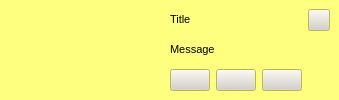
The window that wengophone/src/presentation/qt/toaster/QtToaster.ui (tkrotoff/WengoPhone) describes before a commit, drawn with Qt 5.
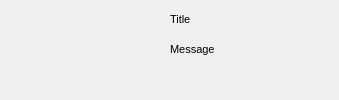
The same window after the commit. Icons and pictures are not drawn.

Commit message: Work on the chat toaster

```diff
--- a/wengophone/src/presentation/qt/toaster/QtToaster.ui
+++ b/wengophone/src/presentation/qt/toaster/QtToaster.ui
@@ -12,274 +12,12 @@
     <height>100</height>
    </rect>
   </property>
-  <property name="palette" >
-   <palette>
-    <active>
-     <color>
-      <red>0</red>
-      <green>0</green>
-      <blue>0</blue>
-     </color>
-     <color>
-      <red>212</red>
-      <green>208</green>
-      <blue>200</blue>
-     </color>
-     <color>
-      <red>255</red>
-      <green>255</green>
-      <blue>255</blue>
-     </color>
-     <color>
-      <red>234</red>
-      <green>229</green>
-      <blue>220</blue>
-     </color>
-     <color>
-      <red>128</red>
-      <green>128</green>
-      <blue>128</blue>
-     </color>
-     <color>
-      <red>141</red>
-      <green>139</green>
-      <blue>133</blue>
-     </color>
-     <color>
-      <red>0</red>
-      <green>0</green>
-      <blue>0</blue>
-     </color>
-     <color>
-      <red>255</red>
-      <green>255</green>
-      <blue>255</blue>
-     </color>
-     <color>
-      <red>0</red>
-      <green>0</green>
-      <blue>0</blue>
-     </color>
-     <color>
-      <red>255</red>
-      <green>255</green>
-      <blue>255</blue>
-     </color>
-     <color>
-      <red>255</red>
-      <green>255</green>
-      <blue>127</blue>
-     </color>
-     <color>
-      <red>64</red>
-      <green>64</green>
-      <blue>64</blue>
-     </color>
-     <color>
-      <red>10</red>
-      <green>36</green>
-      <blue>106</blue>
-     </color>
-     <color>
-      <red>255</red>
-      <green>255</green>
-      <blue>255</blue>
-     </color>
-     <color>
-      <red>0</red>
-      <green>0</green>
-      <blue>255</blue>
-     </color>
-     <color>
-      <red>255</red>
-      <green>0</green>
-      <blue>255</blue>
-     </color>
-     <color>
-      <red>232</red>
-      <green>232</green>
-      <blue>232</blue>
-     </color>
-    </active>
-    <inactive>
-     <color>
-      <red>0</red>
-      <green>0</green>
-      <blue>0</blue>
-     </color>
-     <color>
-      <red>212</red>
-      <green>208</green>
-      <blue>200</blue>
-     </color>
-     <color>
-      <red>255</red>
-      <green>255</green>
-      <blue>255</blue>
-     </color>
-     <color>
-      <red>234</red>
-      <green>229</green>
-      <blue>220</blue>
-     </color>
-     <color>
-      <red>128</red>
-      <green>128</green>
-      <blue>128</blue>
-     </color>
-     <color>
-      <red>141</red>
-      <green>139</green>
-      <blue>133</blue>
-     </color>
-     <color>
-      <red>0</red>
-      <green>0</green>
-      <blue>0</blue>
-     </color>
-     <color>
-      <red>255</red>
-      <green>255</green>
-      <blue>255</blue>
-     </color>
-     <color>
-      <red>0</red>
-      <green>0</green>
-      <blue>0</blue>
-     </color>
-     <color>
-      <red>255</red>
-      <green>255</green>
-      <blue>255</blue>
-     </color>
-     <color>
-      <red>255</red>
-      <green>255</green>
-      <blue>127</blue>
-     </color>
-     <color>
-      <red>64</red>
-      <green>64</green>
-      <blue>64</blue>
-     </color>
-     <color>
-      <red>212</red>
-      <green>208</green>
-      <blue>200</blue>
-     </color>
-     <color>
-      <red>0</red>
-      <green>0</green>
-      <blue>0</blue>
-     </color>
-     <color>
-      <red>0</red>
-      <green>0</green>
-      <blue>255</blue>
-     </color>
-     <color>
-      <red>255</red>
-      <green>0</green>
-      <blue>255</blue>
-     </color>
-     <color>
-      <red>232</red>
-      <green>232</green>
-      <blue>232</blue>
-     </color>
-    </inactive>
-    <disabled>
-     <color>
-      <red>106</red>
-      <green>104</green>
-      <blue>100</blue>
-     </color>
-     <color>
-      <red>212</red>
-      <green>208</green>
-      <blue>200</blue>
-     </color>
-     <color>
-      <red>255</red>
-      <green>255</green>
-      <blue>255</blue>
-     </color>
-     <color>
-      <red>233</red>
-      <green>231</green>
-      <blue>227</blue>
-     </color>
-     <color>
-      <red>128</red>
-      <green>128</green>
-      <blue>128</blue>
-     </color>
-     <color>
-      <red>141</red>
-      <green>139</green>
-      <blue>133</blue>
-     </color>
-     <color>
-      <red>106</red>
-      <green>104</green>
-      <blue>100</blue>
-     </color>
-     <color>
-      <red>255</red>
-      <green>255</green>
-      <blue>255</blue>
-     </color>
-     <color>
-      <red>106</red>
-      <green>104</green>
-      <blue>100</blue>
-     </color>
-     <color>
-      <red>255</red>
-      <green>255</green>
-      <blue>127</blue>
-     </color>
-     <color>
-      <red>255</red>
-      <green>255</green>
-      <blue>127</blue>
-     </color>
-     <color>
-      <red>0</red>
-      <green>0</green>
-      <blue>0</blue>
-     </color>
-     <color>
-      <red>10</red>
-      <green>36</green>
-      <blue>106</blue>
-     </color>
-     <color>
-      <red>255</red>
-      <green>255</green>
-      <blue>255</blue>
-     </color>
-     <color>
-      <red>0</red>
-      <green>0</green>
-      <blue>255</blue>
-     </color>
-     <color>
-      <red>255</red>
-      <green>0</green>
-      <blue>255</blue>
-     </color>
-     <color>
-      <red>232</red>
-      <green>232</green>
-      <blue>232</blue>
-     </color>
-    </disabled>
-   </palette>
-  </property>
   <property name="windowTitle" >
    <string>Wengophone notification</string>
   </property>
+  <property name="autoFillBackground" >
+   <bool>true</bool>
+  </property>
   <layout class="QGridLayout" >
    <property name="margin" >
     <number>9</number>
@@ -303,10 +41,18 @@
       </widget>
      </item>
      <item row="2" column="2" >
-      <widget class="QPushButton" name="actionButton3" />
+      <widget class="QPushButton" name="actionButton3" >
+       <property name="flat" >
+        <bool>true</bool>
+       </property>
+      </widget>
      </item>
      <item row="2" column="0" >
-      <widget class="QPushButton" name="actionButton1" />
+      <widget class="QPushButton" name="actionButton1" >
+       <property name="flat" >
+        <bool>true</bool>
+       </property>
+      </widget>
      </item>
      <item row="0" column="3" >
       <widget class="QPushButton" name="closeButton" >
@@ -330,10 +76,20 @@
          <height>22</height>
         </size>
        </property>
+       <property name="icon" >
+        <iconset resource="../wengophone.qrc" >:/pics/close_normal.png</iconset>
+       </property>
+       <property name="flat" >
+        <bool>true</bool>
+       </property>
       </widget>
      </item>
      <item row="2" column="1" >
-      <widget class="QPushButton" name="actionButton2" />
+      <widget class="QPushButton" name="actionButton2" >
+       <property name="flat" >
+        <bool>true</bool>
+       </property>
+      </widget>
      </item>
      <item row="0" column="0" colspan="3" >
       <widget class="QLabel" name="titleLabel" >
```
Left out of the diff: 2 changed lines with no effect on the pictures. The commit also changes 5 other files.
